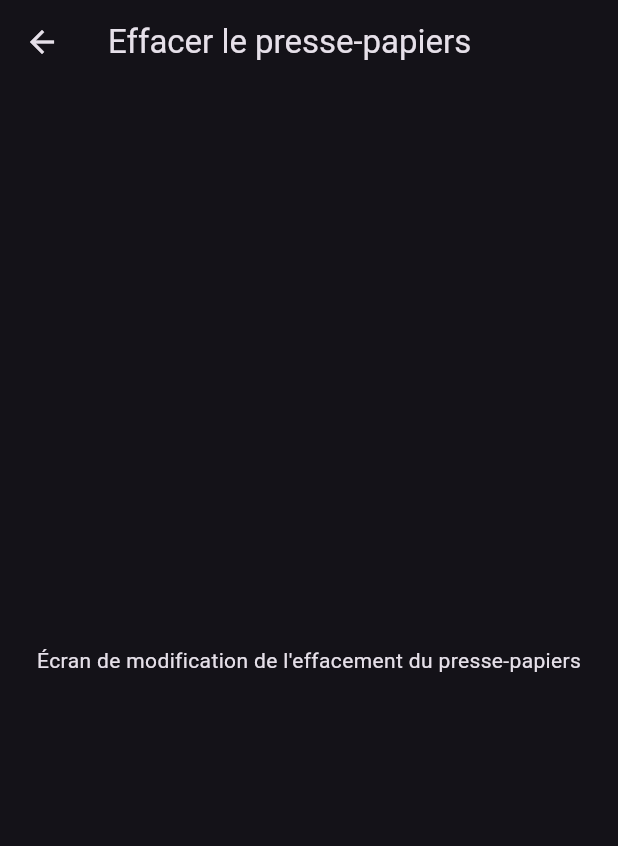
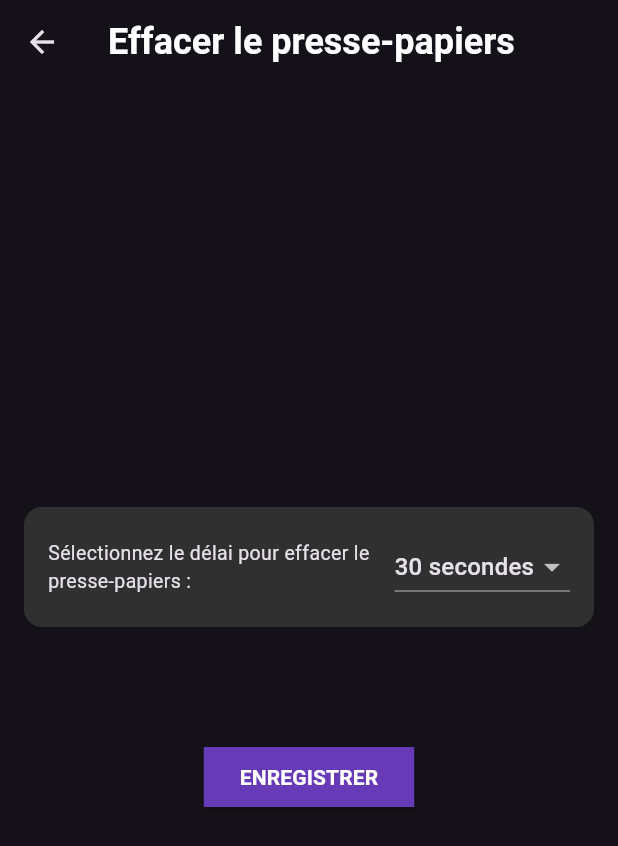
Before and after one commit to cgerro/CocoPass, a Flutter app: the ClipboardClearScreen screen opened directly, on a phone screen of 412 x 824 dp. Shown: the top 846 px of the screen. Run offline on Flutter 3.47's test engine with Material 2 defaults, Android fonts, the phone set to English and light mode, and no system bars; our stand-ins replace cloud_firestore, firebase_auth, firebase_core; missing offline and left inert: clipboard; accounts and stored records are empty.

Commit message:
add(clipboard_clear_screen.dart, clipboard.dart): Ajout de la gestion du paramètre presse papier

```diff
--- /dev/null
+++ b/cocopassflutter/lib/clipboard.dart
@@ -0,0 +1,22 @@
+import 'package:flutter/material.dart';
+import 'package:clipboard/clipboard.dart';
+
+abstract class ClipboardManager {
+  static const int defaultClearTime = 30;
+
+  static void copyToClipboard(String text) {
+    FlutterClipboard.copy(text);
+  }
+
+  static void clearClipboard(int? durationInSeconds) {
+    final duration = Duration(
+      seconds: durationInSeconds ?? defaultClearTime,
+    );
+    // Définissez la durée du délai (30 secondes)
+    Future.delayed(duration, () async {
+      // Attendez 30 secondes, puis effacez le presse-papiers
+      await FlutterClipboard.copy('');
+      print('Presse-papiers effacé après 30 secondes');
+    });
+  }
+}
--- a/cocopassflutter/lib/clipboard_clear_screen.dart
+++ b/cocopassflutter/lib/clipboard_clear_screen.dart
@@ -1,16 +1,109 @@
 import 'package:flutter/material.dart';
+import 'package:clipboard/clipboard.dart';
+import 'dart:async';
+import 'clipboard.dart';
 
-class ClipboardClearScreen extends StatelessWidget {
-  const ClipboardClearScreen({Key? key}) : super(key: key);
+class ClipboardClearScreen extends StatefulWidget {
+  @override
+  _ClipboardClearScreenState createState() => _ClipboardClearScreenState();
+}
+
+class _ClipboardClearScreenState extends State<ClipboardClearScreen> {
+  List<String> clearTimes = [
+    '20 secondes',
+    '30 secondes',
+    '1 minute',
+    '2 minutes'
+  ]; // Par défaut, 30 secondes
+
+  String selectedTime = '30 secondes';
+
+  Timer? clipboardClearTimer;
+
+  void setClipboardClearTimer() {
+    // Anulez le minuter précédent s'il existe
+    clipboardClearTimer?.cancel();
+
+    if (selectedTime == '20 secondes') {
+      ClipboardManager.clearClipboard(20);
+    } else if (selectedTime == '30 secondes') {
+      ClipboardManager.clearClipboard(30);
+    } else if (selectedTime == '1 minute') {
+      ClipboardManager.clearClipboard(60);
+    } else if (selectedTime == '2 minutes') {
+      ClipboardManager.clearClipboard(120);
+    }
+  }
+
+  Widget _detailBox(Widget child) {
+    return Container(
+      padding: EdgeInsets.all(16),
+      margin: EdgeInsets.only(bottom: 16),
+      decoration: BoxDecoration(
+        color: Colors.grey[850],
+        borderRadius: BorderRadius.circular(12),
+      ),
+      child: child,
+    );
+  }
 
   @override
   Widget build(BuildContext context) {
     return Scaffold(
       appBar: AppBar(
-        title: Text('Effacer le presse-papiers'),
-      ),
-      body: Center(
-        child: Text('Écran de modification de l\'effacement du presse-papiers'),
+          title: Text('Effacer le presse-papiers'),
+          titleTextStyle:
+              const TextStyle(fontSize: 24, fontWeight: FontWeight.bold)),
+      body: Padding(
+        padding: const EdgeInsets.all(16.0),
+        child: Column(
+          mainAxisAlignment: MainAxisAlignment.center,
+          children: [
+            _detailBox(Row(
+              children: [
+                Expanded(
+                  child: Text(
+                    'Sélectionnez le délai pour effacer le presse-papiers :',
+                    style: TextStyle(fontSize: 13),
+                  ),
+                ),
+                DropdownButton<String>(
+                  value: selectedTime,
+                  onChanged: (String? newValue) {
+                    setState(() {
+                      selectedTime = newValue!;
+                    });
+                  },
+                  items: clearTimes.map((String time) {
+                    return DropdownMenuItem<String>(
+                      value: time,
+                      child: Text(time),
+                    );
+                  }).toList(),
+                ),
+              ],
+            )),
+            SizedBox(height: 60),
+            ElevatedButton(
+              onPressed: () {
+                setClipboardClearTimer();
+                // Affichez le message de confirmation
+                ScaffoldMessenger.of(context).showSnackBar(
+                  SnackBar(
+                    content: Text('Paramètres enregistrés avec succès.'),
+                  ),
+                );
+              },
+              style: ElevatedButton.styleFrom(
+                  shape: RoundedRectangleBorder(
+                      borderRadius: BorderRadius.circular(0)),
+                  backgroundColor: Colors.deepPurple),
+              child: const Text('ENREGISTRER',
+                  style: TextStyle(
+                      color: Colors.white, fontWeight: FontWeight.bold)),
+            ),
+          ],
+        ),
       ),
     );
   }
--- a/cocopassflutter/pubspec.yaml
+++ b/cocopassflutter/pubspec.yaml
@@ -33,7 +33,7 @@ dependencies:
   firebase_core: ^2.15.1  # add dependency for Firebase Core
   cloud_firestore: ^4.9.0  # add dependency for Cloud Firestore
   google_fonts: ^5.1.0
-
+  clipboard: ^0.1.3
   # The following adds the Cupertino Icons font to your application.
   # Use with the CupertinoIcons class for iOS style icons.
   cupertino_icons: ^1.0.2
```
Also changed, not shown: cocopassflutter/lib/list_password.dart (+8 -2 lines).
